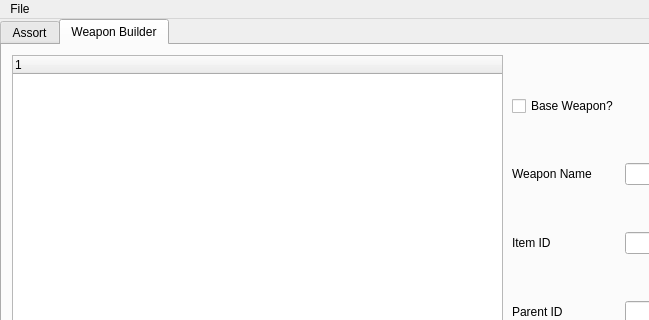
Qt form src/gui_assort.ui (ThePi1/SPT-Trader-Builder) before a commit; both pictures show x 0 to 649 and y 0 to 320 of the 1199 by 620 pixel window.
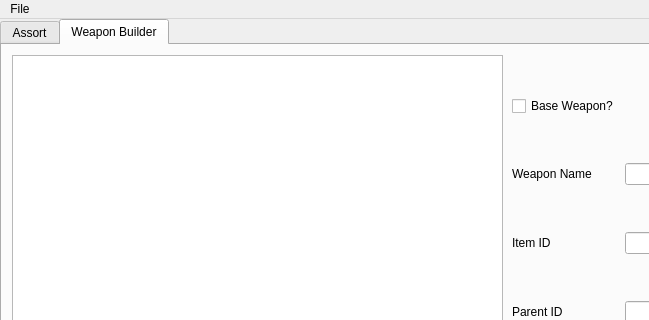
The same form after that commit. The open tabs and pages were chosen to show the change.

Commit message: AB and WB basically complete minus some ui changes and  preset export.

The edit to the form file:
```diff
--- a/src/gui_assort.ui
+++ b/src/gui_assort.ui
@@ -295,21 +295,6 @@
      <attribute name="title">
       <string>Weapon Builder</string>
      </attribute>
-     <widget class="QTreeWidget" name="treeWidget">
-      <property name="geometry">
-       <rect>
-        <x>10</x>
-        <y>10</y>
-        <width>491</width>
-        <height>521</height>
-       </rect>
-      </property>
-      <column>
-       <property name="text">
-        <string notr="true">1</string>
-       </property>
-      </column>
-     </widget>
      <widget class="QWidget" name="gridLayoutWidget_5">
       <property name="geometry">
        <rect>
@@ -398,6 +383,16 @@
        </item>
       </layout>
      </widget>
+     <widget class="QTreeView" name="wb_treeview">
+      <property name="geometry">
+       <rect>
+        <x>10</x>
+        <y>10</y>
+        <width>491</width>
+        <height>521</height>
+       </rect>
+      </property>
+     </widget>
     </widget>
    </widget>
   </widget>
```
Left out of the diff: 2 changed lines with no effect on the pictures. The commit also changes 4 other files.
